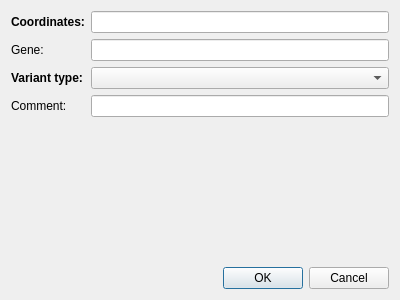
Above: src/GSvar/CausalVariantEditDialog.ui from imgag/ngs-bits before the change. Below: the same form after it.
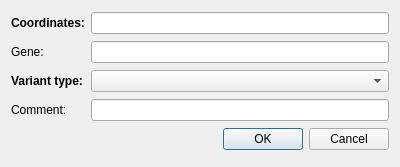
That is the form after the change.

Commit message:
src/GSvar/CausalVariantEditDialog.*: finished implementation
src/GSvar/MainWindow.cpp: finished implementation

src/GSvar/ReportDialog.cpp: fixed merge error

src/cppNGSD/NGSD.cpp: fixed report deletion

What changed in the file:
```diff
--- a/src/GSvar/CausalVariantEditDialog.ui
+++ b/src/GSvar/CausalVariantEditDialog.ui
@@ -7,14 +7,17 @@
     <x>0</x>
     <y>0</y>
     <width>400</width>
-    <height>300</height>
+    <height>167</height>
    </rect>
   </property>
   <property name="windowTitle">
    <string>Dialog</string>
   </property>
   <layout class="QGridLayout" name="gridLayout">
-   <item row="1" column="0">
+   <item row="8" column="1">
+    <widget class="QLineEdit" name="le_comment"/>
+   </item>
+   <item row="9" column="1">
     <widget class="QDialogButtonBox" name="buttonBox">
      <property name="orientation">
       <enum>Qt::Horizontal</enum>
@@ -24,51 +27,44 @@
      </property>
     </widget>
    </item>
-   <item row="0" column="0">
-    <layout class="QFormLayout" name="formLayout">
-     <item row="0" column="0">
-      <widget class="QLabel" name="label">
-       <property name="text">
-        <string>&lt;html&gt;&lt;head/&gt;&lt;body&gt;&lt;p&gt;&lt;span style=&quot; font-weight:600;&quot;&gt;Coordinates:&lt;/span&gt;&lt;/p&gt;&lt;/body&gt;&lt;/html&gt;</string>
-       </property>
-      </widget>
-     </item>
-     <item row="1" column="0">
-      <widget class="QLabel" name="label_2">
-       <property name="text">
-        <string>Gene:</string>
-       </property>
-      </widget>
-     </item>
-     <item row="2" column="0">
-      <widget class="QLabel" name="label_3">
-       <property name="text">
-        <string>&lt;html&gt;&lt;head/&gt;&lt;body&gt;&lt;p&gt;&lt;span style=&quot; font-weight:600;&quot;&gt;Variant type:&lt;/span&gt;&lt;/p&gt;&lt;/body&gt;&lt;/html&gt;</string>
-       </property>
-      </widget>
-     </item>
-     <item row="3" column="0">
+   <item row="4" column="1">
+    <widget class="QLineEdit" name="le_gene"/>
+   </item>
+   <item row="6" column="1">
+    <widget class="QComboBox" name="cb_type"/>
+   </item>
+   <item row="8" column="0">
       <widget class="QLabel" name="label_4">
        <property name="text">
         <string>Comment:</string>
        </property>
       </widget>
      </item>
-     <item row="0" column="1">
-      <widget class="QLineEdit" name="le_coordinates"/>
+   <item row="6" column="0">
+    <widget class="QLabel" name="label_3">
+     <property name="text">
+      <string>&lt;html&gt;&lt;head/&gt;&lt;body&gt;&lt;p&gt;&lt;span style=&quot; font-weight:600;&quot;&gt;Variant type:&lt;/span&gt;&lt;/p&gt;&lt;/body&gt;&lt;/html&gt;</string>
+     </property>
+    </widget>
+   </item>
+   <item row="4" column="0">
+    <widget class="QLabel" name="label_2">
+     <property name="text">
+      <string>Gene:</string>
+     </property>
+    </widget>
      </item>
      <item row="1" column="1">
-      <widget class="QLineEdit" name="le_gene"/>
-     </item>
-     <item row="3" column="1">
-      <widget class="QLineEdit" name="le_comment"/>
-     </item>
-     <item row="2" column="1">
-      <widget class="QComboBox" name="cb_type"/>
-     </item>
-    </layout>
-   </item>
-  </layout>
+    <widget class="QLineEdit" name="le_coordinates"/>
+   </item>
+   <item row="1" column="0">
+    <widget class="QLabel" name="label">
+     <property name="text">
+      <string>&lt;html&gt;&lt;head/&gt;&lt;body&gt;&lt;p&gt;&lt;span style=&quot; font-weight:600;&quot;&gt;Coordinates:&lt;/span&gt;&lt;/p&gt;&lt;/body&gt;&lt;/html&gt;</string>
+     </property>
+    </widget>
+   </item>
+  </layout>
  </widget>
  <resources/>
  <connections>
```
Left out of the diff: 6 changed lines with no effect on the pictures. Lines whose indentation alone changed are shown as unchanged. The commit also changes 5 other files.
